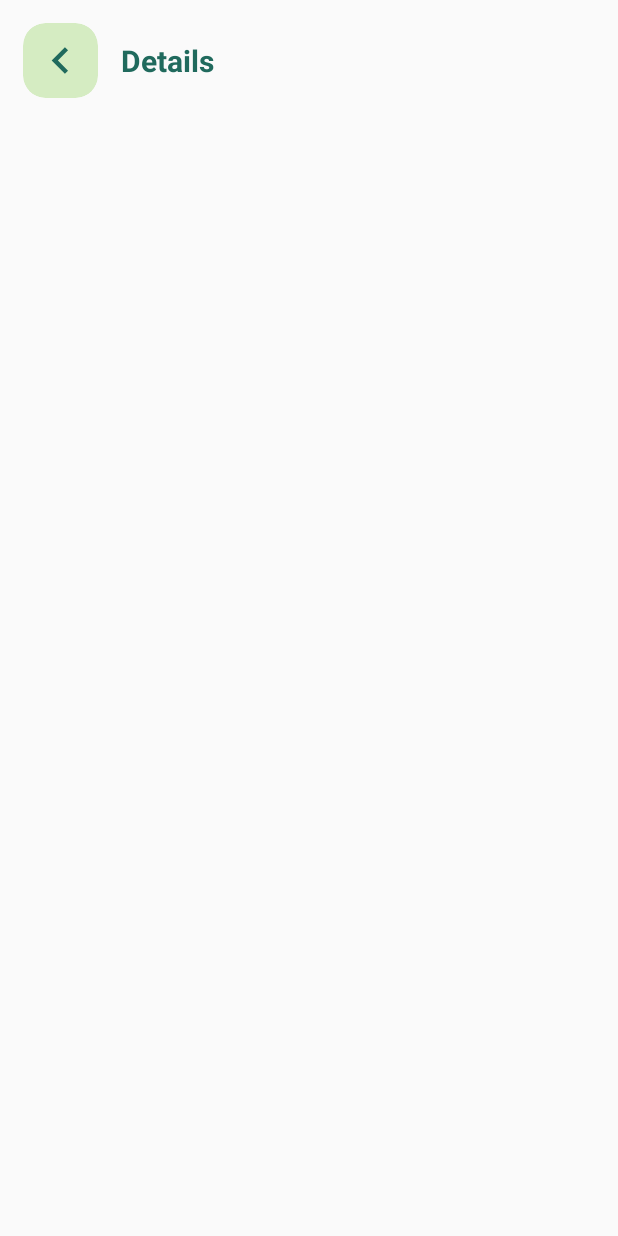
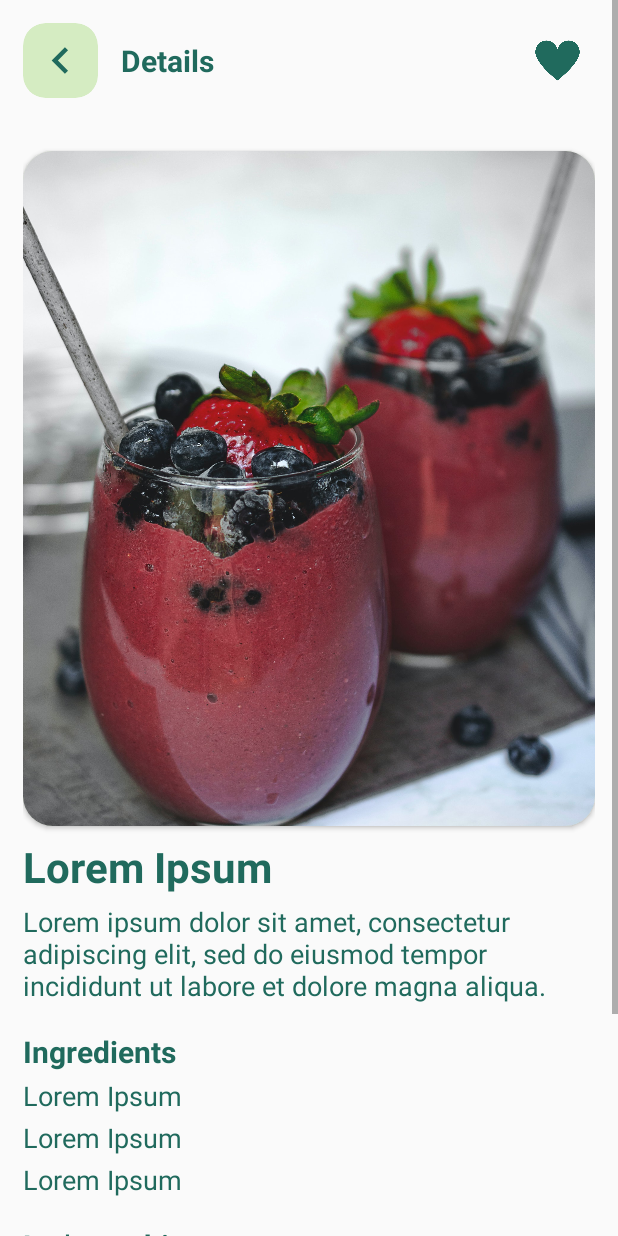
Before and after one commit to manishpandeyvp/lemon-squeeze, an Android app: the layout activity_juice_and_shake_recipe.xml on its own in the app's theme, with its tools: preview values and no code run, on a phone screen of 412 x 824 dp. Run offline under Robolectric (Android 15) with nearby library versions, the light colour scheme and no system bars.

Commit message:
Sixteenth Commit

```diff
--- a/app/src/main/java/com/example/lassi/activities/JuiceAndShakeRecipeActivity.kt
+++ b/app/src/main/java/com/example/lassi/activities/JuiceAndShakeRecipeActivity.kt
@@ -2,6 +2,7 @@ package com.example.lassi.activities
 
 import androidx.appcompat.app.AppCompatActivity
 import android.os.Bundle
+import com.example.lassi.R
 
 class JuiceAndShakeRecipeActivity : AppCompatActivity() {
 
--- a/app/src/main/java/com/example/lassi/activities/MainActivity.kt
+++ b/app/src/main/java/com/example/lassi/activities/MainActivity.kt
@@ -1,5 +1,6 @@
 package com.example.lassi.activities
 
+import android.content.Intent
 import android.graphics.Typeface
 import androidx.appcompat.app.AppCompatActivity
 import android.os.Bundle
@@ -40,6 +41,9 @@ class MainActivity : AppCompatActivity() {
         displayWishes()
         getJuiceAndShakesList()
 
+        ll_new_arrival.setOnClickListener {
+            startActivity(Intent(this, JuiceAndShakeRecipeActivity::class.java))
+        }
     }
 
     private fun getJuiceAndShakesList(){
--- a/app/src/main/res/layout/activity_juice_and_shake_recipe.xml
+++ b/app/src/main/res/layout/activity_juice_and_shake_recipe.xml
@@ -35,7 +35,8 @@
             </androidx.cardview.widget.CardView>
 
             <TextView
-                android:layout_width="wrap_content"
+                android:layout_width="0dp"
+                android:layout_weight="1"
                 android:layout_height="wrap_content"
                 android:text="Details"
                 android:textSize="20dp"
@@ -44,12 +45,107 @@
                 android:layout_gravity="center"
                 android:layout_marginStart="15dp"/>
 
+            <ImageView
+                android:layout_width="50dp"
+                android:layout_height="50dp"
+                android:padding="8dp"
+                android:src="@drawable/ic_heart_filled"/>
+
         </LinearLayout>
 
+        <androidx.cardview.widget.CardView
+            android:layout_width="match_parent"
+            android:layout_height="450dp"
+            app:cardCornerRadius="20dp"
+            android:layout_marginTop="35dp"
+            android:background="@color/light_green"
+            app:cardBackgroundColor="@color/light_green"
+            tools:layout_editor_absoluteX="30dp">
 
+            <ImageView
+                android:layout_width="match_parent"
+                android:layout_height="match_parent"
+                tools:src="@drawable/img2"
+                android:scaleType="centerCrop"
+                android:background="@drawable/image_container"
+                android:outlineProvider="background"/>
 
+        </androidx.cardview.widget.CardView>
 
+        <TextView
+            android:layout_width="wrap_content"
+            android:layout_height="wrap_content"
+            android:text="@string/lorem_ipsum"
+            android:textSize="28dp"
+            android:textStyle="bold"
+            android:textColor="@color/dark_green"
+            android:layout_marginTop="8dp"/>
 
+        <TextView
+            android:layout_width="wrap_content"
+            android:layout_height="wrap_content"
+            android:text="@string/default_desc"
+            android:textSize="18dp"
+            android:textColor="@color/dark_green"
+            android:layout_marginTop="5dp"/>
+
+        <TextView
+            android:layout_width="wrap_content"
+            android:layout_height="wrap_content"
+            android:text="@string/ingredients"
+            android:textSize="20dp"
+            android:textStyle="bold"
+            android:textColor="@color/dark_green"
+            android:layout_marginTop="18dp"/>
+
+        <TextView
+        android:layout_width="wrap_content"
+        android:layout_height="wrap_content"
+        android:text="@string/lorem_ipsum"
+        android:textSize="18dp"
+        android:textColor="@color/dark_green"
+        android:layout_marginTop="3dp"/>
+
+        <TextView
+            android:layout_width="wrap_content"
+            android:layout_height="wrap_content"
+            android:text="@string/lorem_ipsum"
+            android:textSize="18dp"
+            android:textColor="@color/dark_green"
+            android:layout_marginTop="3dp"/>
+
+        <TextView
+            android:layout_width="wrap_content"
+            android:layout_height="wrap_content"
+            android:text="@string/lorem_ipsum"
+            android:textSize="18dp"
+            android:textColor="@color/dark_green"
+            android:layout_marginTop="3dp"/>
+
+        <TextView
+            android:layout_width="wrap_content"
+            android:layout_height="wrap_content"
+            android:text="@string/let_s_try_this_out"
+            android:textSize="20dp"
+            android:textStyle="bold"
+            android:textColor="@color/dark_green"
+            android:layout_marginTop="18dp"/>
+
+        <TextView
+            android:layout_width="wrap_content"
+            android:layout_height="wrap_content"
+            android:text="@string/default_desc"
+            android:textSize="18dp"
+            android:textColor="@color/dark_green"
+            android:layout_marginTop="5dp"/>
+
+        <TextView
+            android:layout_width="wrap_content"
+            android:layout_height="wrap_content"
+            android:text="@string/default_desc"
+            android:textSize="18dp"
+            android:textColor="@color/dark_green"
+            android:layout_marginTop="5dp"/>
     </LinearLayout>
 
 </ScrollView>
--- a/app/src/main/res/layout/activity_main.xml
+++ b/app/src/main/res/layout/activity_main.xml
@@ -221,22 +221,17 @@
             android:textSize="20dp"/>
 
         <LinearLayout
+            android:id="@+id/ll_new_arrival"
             android:layout_width="match_parent"
             android:layout_height="wrap_content"
             android:orientation="horizontal">
-
-            <LinearLayout
-                android:layout_width="wrap_content"
-                android:layout_height="wrap_content"
-                android:orientation="vertical"
-                android:layout_marginTop="10dp"
-                android:gravity="center_horizontal">
 
             <androidx.cardview.widget.CardView
                 android:layout_width="175dp"
                 android:layout_height="250dp"
                 app:cardCornerRadius="20dp"
                 android:background="@color/light_green"
+                android:layout_marginTop="10dp"
                 app:cardBackgroundColor="@color/light_green"
                 tools:layout_editor_absoluteX="30dp">
 
@@ -251,8 +246,6 @@
                     android:outlineProvider="background"/>
 
             </androidx.cardview.widget.CardView>
-
-            </LinearLayout>
 
             <LinearLayout
                 android:layout_width="match_parent"
--- a/app/src/main/res/values/strings.xml
+++ b/app/src/main/res/values/strings.xml
@@ -9,4 +9,8 @@
     <string name="popular">Popular</string>
     <string name="new_arrival">New Arrival</string>
     <string name="try_this_out">Try this out!</string>
+    <string name="default_desc">Lorem ipsum dolor sit amet, consectetur adipiscing elit, sed do eiusmod tempor incididunt ut labore et dolore magna aliqua.</string>
+    <string name="lorem_ipsum">Lorem Ipsum</string>
+    <string name="ingredients">Ingredients</string>
+    <string name="let_s_try_this_out">Let\'s try this out</string>
 </resources>
```
Also changed, not shown: app/src/main/res/drawable/ic_heart_empty.png (added), app/src/main/res/drawable/ic_heart_filled.png (added). Lines whose indentation alone changed are shown as unchanged.
